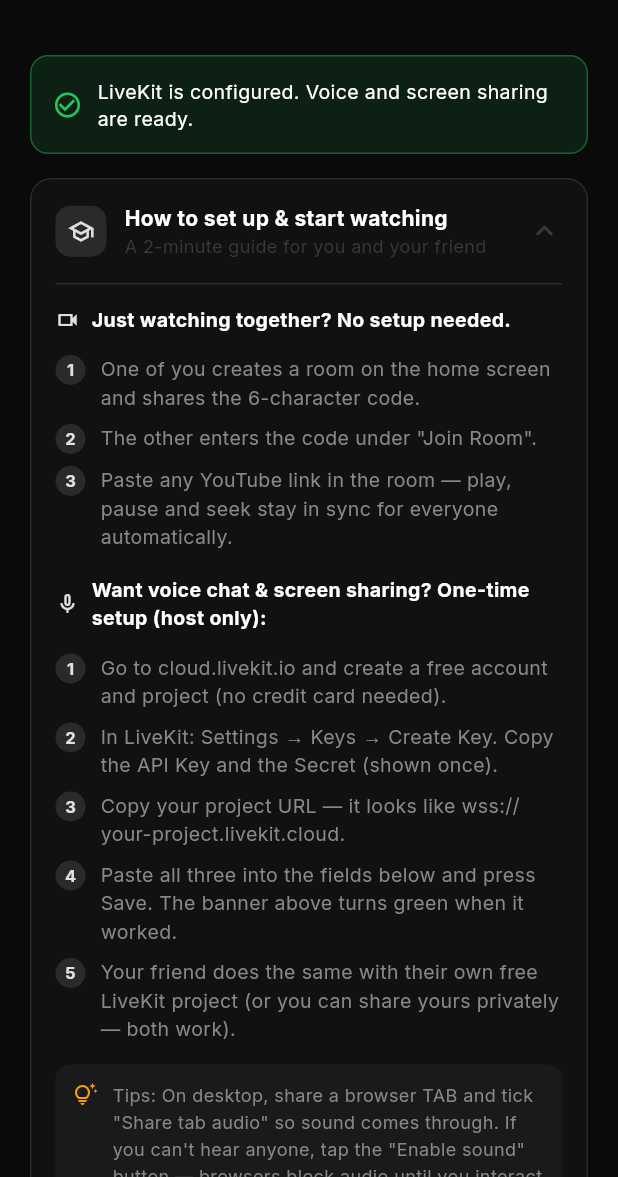
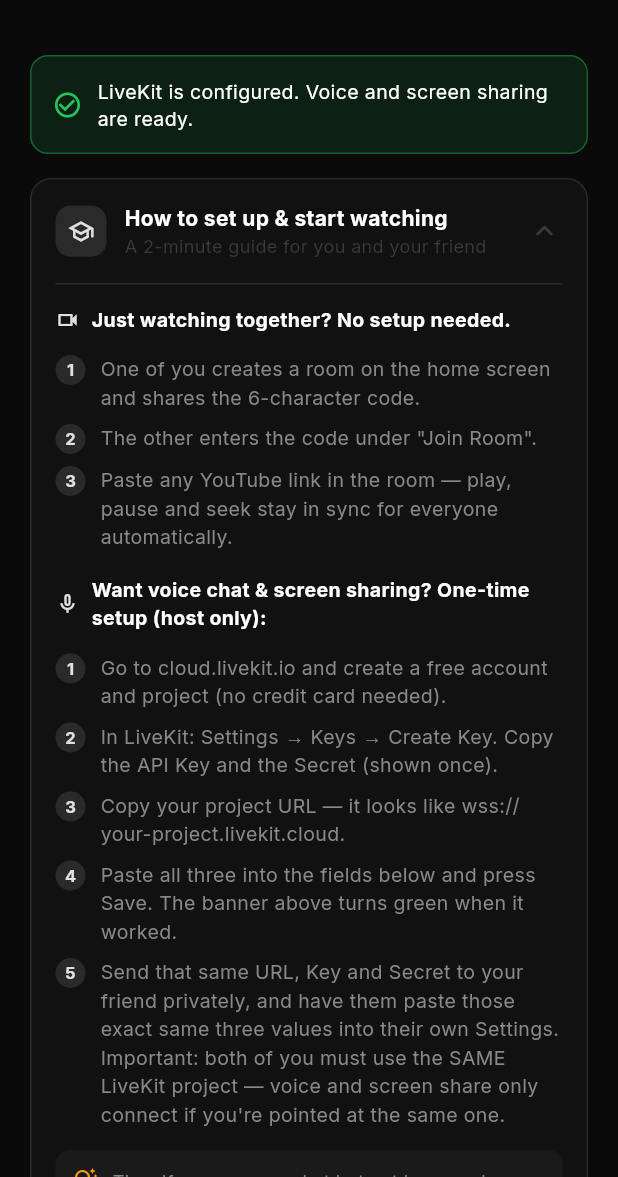
Before and after one commit to ArsalanKaleem/simul-watch-together-app, a Flutter app: the SettingsScreen screen opened directly, after a tap on "How to set up & start watching", on a phone screen of 412 x 824 dp, the part 59-1236 px from its top. Run offline on Flutter 3.47's test engine with Material 3 defaults, Android fonts, the phone set to English and light mode, and no system bars; our stand-ins replace cloud_firestore, firebase_auth, firebase_core, flutter_secure_storage, google_fonts, webview_flutter; missing offline and left inert: livekit_client, webview_windows; accounts and stored records are empty.

Commit message:
settings screen usage tutorial update

```diff
--- a/lib/screens/settings_screen.dart
+++ b/lib/screens/settings_screen.dart
@@ -426,9 +426,12 @@
                     text: 'Paste all three into the fields below and press '
                         'Save. The banner above turns green when it worked.'),
                 _TutorialStep(c: c, n: '5',
-                    text: 'Your friend does the same with their own free '
-                        'LiveKit project (or you can share yours privately — '
-                        'both work).'),
+                    text: 'Send that same URL, Key and Secret to your '
+                        'friend privately, and have them paste those exact '
+                        'same three values into their own Settings. '
+                        'Important: both of you must use the SAME '
+                        'LiveKit project — voice and screen share only '
+                        'connect if you\'re pointed at the same one.'),
 
                 const SizedBox(height: 14),
                 Container(
@@ -445,7 +448,10 @@
                       const SizedBox(width: 10),
                       Expanded(
                         child: Text(
-                          'Tips: On desktop, share a browser TAB and tick '
+                          'Tips: If you can see chat but not hear each '
+                              'other, you\'re probably on two different LiveKit '
+                              'projects — double check your URL/Key/Secret match '
+                              'exactly. On desktop, share a browser TAB and tick '
                               '"Share tab audio" so sound comes through. If you '
                               "can't hear anyone, tap the \"Enable sound\" button "
                               '— browsers block audio until you interact once. '
```
Lines whose indentation alone changed are shown as unchanged.
